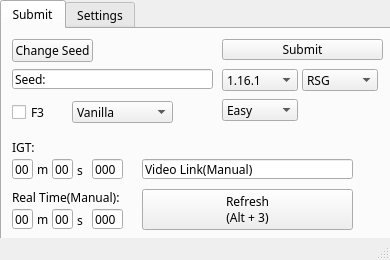
Qt form autosubmit.ui (ProtossManse/MCAutoSubmit) before a commit.
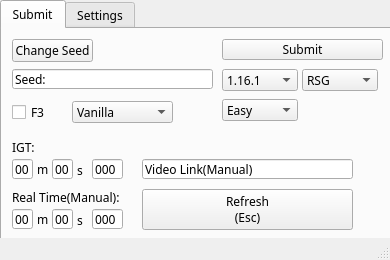
The same form after that commit.

What changed in the file:
```diff
--- a/autosubmit.ui
+++ b/autosubmit.ui
@@ -415,7 +415,7 @@
       </property>
       <property name="text">
        <string>Refresh
-(Alt + 3)</string>
+(Esc)</string>
       </property>
      </widget>
     </widget>
```
